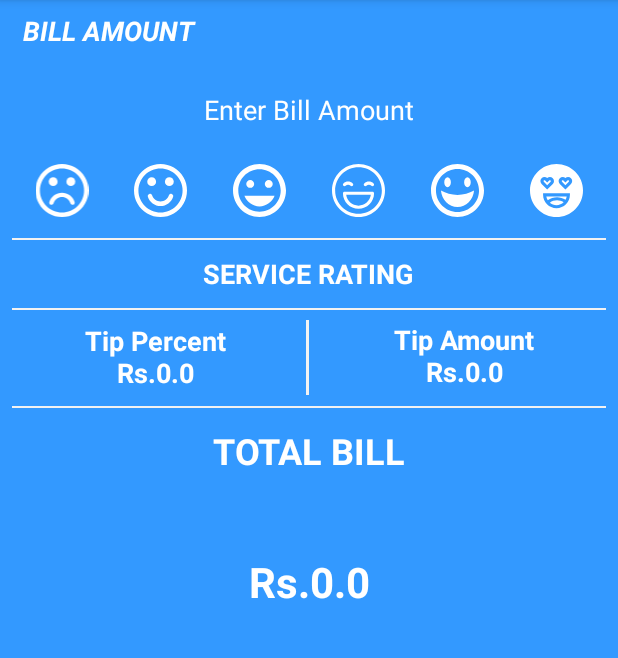
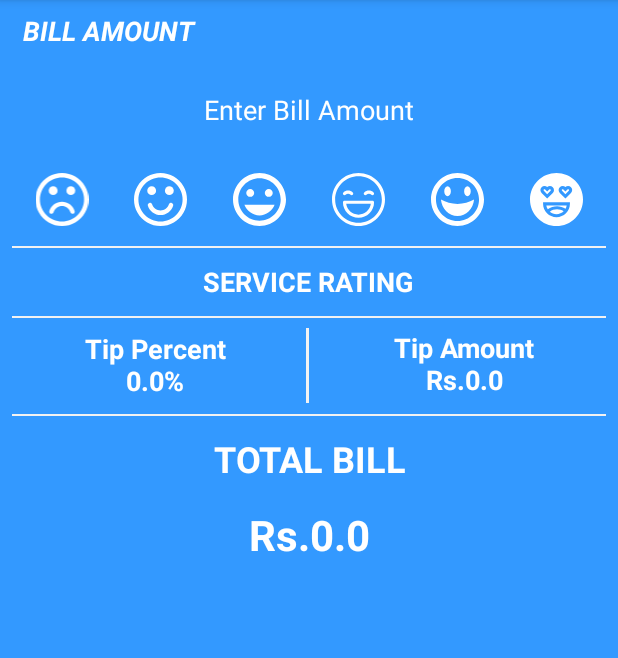
Before and after one commit to SupreethBaliga/TipCalculator, an Android app: the screen it shows after launch (MainActivity), after a tap on "This is a button for setting the service", on a phone screen of 412 x 824 dp, the part 84-742 px from its top. Run offline under Robolectric (Android 15) with nearby library versions, the light colour scheme and no system bars; our stand-ins replace ButterKnife.

Commit message:
App works perfectly. Only issue is the onClick() change of background which will be rectified in the next commit.

```diff
--- a/app/src/main/java/com/supreethbaliga/tipcalculator/MainActivity.java
+++ b/app/src/main/java/com/supreethbaliga/tipcalculator/MainActivity.java
@@ -52,12 +52,11 @@ public class MainActivity extends AppCompatActivity {
         super.onCreate(savedInstanceState);
         setContentView(R.layout.activity_main);
         ButterKnife.bind(this);
-
         setTipValues();
     }
 
     private void setTipValues() {
-        tipPercentTextView.setText(getString(R.string.tipPercent) + percentage);
+        tipPercentTextView.setText(getString(R.string.tipPercent) + percentage+getString(R.string.PercentSymbol));
         tipAmtTextView.setText(getString(R.string.tipAmt) + tipTotalAmount);
         billTotalTextView.setText(getString(R.string.rupees) + billAmtTotal);
     }
@@ -67,23 +66,32 @@ public class MainActivity extends AppCompatActivity {
         switch (view.getId()) {
             case R.id.serviceRatingIcon1:
                 percentage = DefaultTipPercent;
+                serviceRatingIcon1.setBackgroundColor(getResources().getColor(R.color.iconOnClick));
                 break;
             case R.id.serviceRatingIcon2:
                 percentage = TipPercent1;
+                serviceRatingIcon2.setBackgroundColor(getResources().getColor(R.color.iconOnClick));
                 break;
             case R.id.serviceRatingIcon3:
                 percentage = TipPercent2;
+                serviceRatingIcon3.setBackgroundColor(getResources().getColor(R.color.iconOnClick));
                 break;
             case R.id.serviceRatingIcon4:
                 percentage = TipPercent3;
+                serviceRatingIcon4.setBackgroundColor(getResources().getColor(R.color.iconOnClick));
                 break;
             case R.id.serviceRatingIcon5:
                 percentage = TipPercent4;
+                serviceRatingIcon5.setBackgroundColor(getResources().getColor(R.color.iconOnClick));
                 break;
             case R.id.serviceRatingIcon6:
                 percentage = TipPercent5;
+                serviceRatingIcon6.setBackgroundColor(getResources().getColor(R.color.iconOnClick));
                 break;
         }
+        calculateFinalBill();
+        setTipValues();
+        setOriginalButtonColor();
     }
 
     @OnTextChanged(R.id.AmtTextView)
@@ -94,8 +102,24 @@ public class MainActivity extends AppCompatActivity {
 
     private void calculateFinalBill()
     {
-        initialBillAmt=Float.valueOf(AmtTextView.getText().toString());
+        if(AmtTextView.getText().toString().equals("") || AmtTextView.getText().toString().equals("."))
+        {
+            initialBillAmt=0;
+        }
+        else {
+            initialBillAmt=Float.valueOf(AmtTextView.getText().toString());
+        }
         tipTotalAmount=(initialBillAmt*percentage)/100;
         billAmtTotal=initialBillAmt+tipTotalAmount;
     }
+
+    private void setOriginalButtonColor()
+    {
+        serviceRatingIcon1.setBackgroundColor(getResources().getColor(R.color.backgroundColor));
+        serviceRatingIcon2.setBackgroundColor(getResources().getColor(R.color.backgroundColor));
+        serviceRatingIcon3.setBackgroundColor(getResources().getColor(R.color.backgroundColor));
+        serviceRatingIcon4.setBackgroundColor(getResources().getColor(R.color.backgroundColor));
+        serviceRatingIcon5.setBackgroundColor(getResources().getColor(R.color.backgroundColor));
+        serviceRatingIcon6.setBackgroundColor(getResources().getColor(R.color.backgroundColor));
+    }
 }
--- a/app/src/main/res/layout/activity_main.xml
+++ b/app/src/main/res/layout/activity_main.xml
@@ -4,7 +4,7 @@
     xmlns:tools="http://schemas.android.com/tools"
     android:layout_width="match_parent"
     android:layout_height="match_parent"
-    android:background="#3399ff"
+    android:background="@color/backgroundColor"
     tools:context=".MainActivity">
 
     <TextView
@@ -76,18 +76,22 @@
         android:layout_marginTop="8dp"
         android:layout_marginEnd="8dp"
         android:layout_marginRight="8dp"
+        android:layout_marginBottom="8dp"
         android:orientation="horizontal"
+        app:layout_constraintBottom_toBottomOf="parent"
         app:layout_constraintEnd_toEndOf="parent"
+        app:layout_constraintHorizontal_bias="1.0"
         app:layout_constraintStart_toStartOf="parent"
-        app:layout_constraintTop_toBottomOf="@+id/AmtTextView">
+        app:layout_constraintTop_toBottomOf="@+id/AmtTextView"
+        app:layout_constraintVertical_bias="0.01">
 
         <ImageView
             android:id="@+id/serviceRatingIcon1"
             android:layout_width="0dp"
             android:layout_height="match_parent"
             android:layout_weight="1"
+            android:contentDescription="@string/serviceRatingIconDesc"
             android:onClick="onViewClicked"
-            android:contentDescription="@string/serviceRatingIconDesc"
             android:src="@drawable/ic_001_frown" />
 
         <ImageView
@@ -95,8 +99,8 @@
             android:layout_width="0dp"
             android:layout_height="match_parent"
             android:layout_weight="1"
+            android:contentDescription="@string/serviceRatingIconDesc"
             android:onClick="onViewClicked"
-            android:contentDescription="@string/serviceRatingIconDesc"
             android:src="@drawable/ic_002_smile" />
 
         <ImageView
@@ -104,8 +108,8 @@
             android:layout_width="0dp"
             android:layout_height="match_parent"
             android:layout_weight="1"
+            android:contentDescription="@string/serviceRatingIconDesc"
             android:onClick="onViewClicked"
-            android:contentDescription="@string/serviceRatingIconDesc"
             android:src="@drawable/ic_004_emoticon_with_happy_face" />
 
         <ImageView
@@ -113,8 +117,8 @@
             android:layout_width="0dp"
             android:layout_height="match_parent"
             android:layout_weight="1"
+            android:contentDescription="@string/serviceRatingIconDesc"
             android:onClick="onViewClicked"
-            android:contentDescription="@string/serviceRatingIconDesc"
             android:src="@drawable/ic_003_happy" />
 
         <ImageView
@@ -122,8 +126,8 @@
             android:layout_width="0dp"
             android:layout_height="match_parent"
             android:layout_weight="1"
+            android:contentDescription="@string/serviceRatingIconDesc"
             android:onClick="onViewClicked"
-            android:contentDescription="@string/serviceRatingIconDesc"
             android:src="@drawable/ic_005_happy_1" />
 
         <ImageView
@@ -131,8 +135,8 @@
             android:layout_width="0dp"
             android:layout_height="match_parent"
             android:layout_weight="1"
+            android:contentDescription="@string/serviceRatingIconDesc"
             android:onClick="onViewClicked"
-            android:contentDescription="@string/serviceRatingIconDesc"
             android:src="@drawable/ic_006_emoji" />
     </LinearLayout>
 
@@ -270,7 +274,7 @@
         android:textStyle="bold"
         app:layout_constraintBottom_toBottomOf="parent"
         app:layout_constraintEnd_toEndOf="parent"
-        app:layout_constraintHorizontal_bias="0.496"
+        app:layout_constraintHorizontal_bias="0.498"
         app:layout_constraintStart_toStartOf="parent"
         app:layout_constraintTop_toTopOf="@+id/viewAboveTotalBillAmount"
         app:layout_constraintVertical_bias="0.0" />
@@ -281,20 +285,19 @@
         android:layout_height="58dp"
         android:layout_marginStart="8dp"
         android:layout_marginLeft="8dp"
-        android:layout_marginTop="8dp"
         android:layout_marginEnd="8dp"
         android:layout_marginRight="8dp"
         android:layout_marginBottom="8dp"
         android:gravity="center"
+        android:text=""
         android:textColor="@android:color/background_light"
         android:textSize="28sp"
         android:textStyle="bold"
-        android:text=""
         app:layout_constraintBottom_toBottomOf="parent"
         app:layout_constraintEnd_toEndOf="parent"
         app:layout_constraintStart_toStartOf="parent"
         app:layout_constraintTop_toBottomOf="@+id/totalBill"
-        app:layout_constraintVertical_bias="0.077" />
+        app:layout_constraintVertical_bias="0.0" />
 
 
 </android.support.constraint.ConstraintLayout>
--- a/app/src/main/res/values/colors.xml
+++ b/app/src/main/res/values/colors.xml
@@ -3,5 +3,7 @@
     <color name="colorPrimary">#008577</color>
     <color name="colorPrimaryDark">#00574B</color>
     <color name="colorAccent">#D81B60</color>
+    <color name="backgroundColor">#3399ff</color>
     <color name="lightGrey">#F2F2F2</color>
+    <color name="iconOnClick">#B3D9FF</color>
 </resources>
--- a/app/src/main/res/values/strings.xml
+++ b/app/src/main/res/values/strings.xml
@@ -5,7 +5,8 @@
     <string name="autofillHintBillAmt">PLEASE FILL THE RIGHT AMOUNT</string>
     <string name="serviceText"> SERVICE RATING</string>
     <string name="serviceRatingIconDesc">This is a button for setting the service rating.</string>
-    <string name="tipPercent">Tip Percent\nRs.</string>
+    <string name="tipPercent">Tip Percent\n</string>
+    <string name="PercentSymbol">%</string>
     <string name="tipAmt">Tip Amount\nRs.</string>
     <string name="totalBill">TOTAL BILL</string>
     <string name="rupees">Rs.</string>
```
